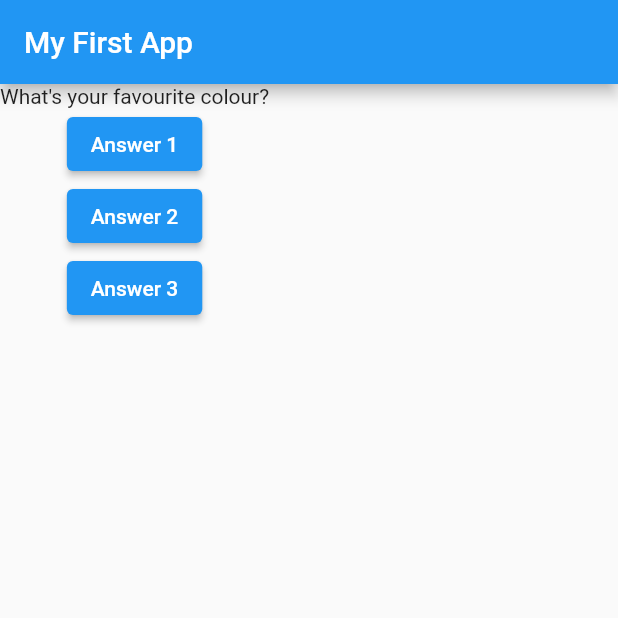
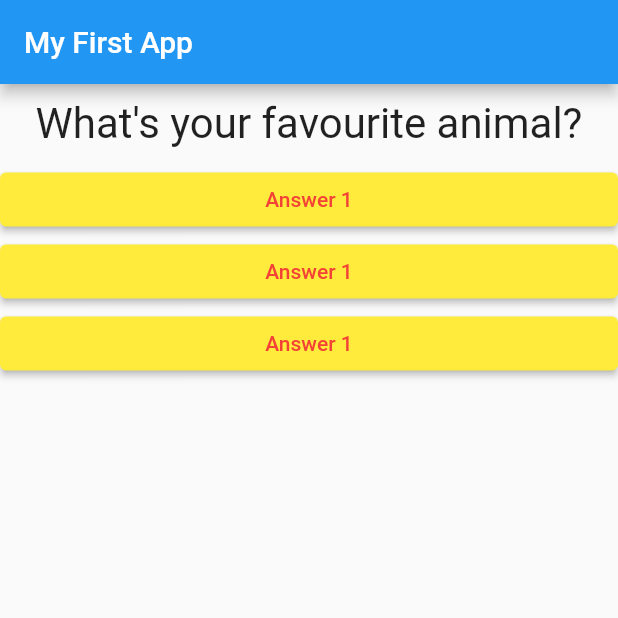
Before and after one commit to Freddy10035/simple-personality-app, a Flutter app: the screen it shows after launch, after a tap on "Answer 1", on a phone screen of 412 x 824 dp, the top half of it. Run offline on Flutter 3.47's test engine with Material 2 defaults, Android fonts, the phone set to English and light mode, and no system bars.

Commit message:
implemented mapping

```diff
--- /dev/null
+++ b/lib/answer.dart
@@ -0,0 +1,26 @@
+import 'dart:ui';
+
+import 'package:flutter/material.dart';
+
+class Answer extends StatelessWidget {
+//Answer({super.key});
+
+  final VoidCallback selectHandler;
+
+  Answer(this.selectHandler);
+
+  @override
+  Widget build(BuildContext context) {
+    return Container(
+      width: double.infinity,
+      child: ElevatedButton(
+        style: ElevatedButton.styleFrom(
+          foregroundColor: Colors.red,
+          backgroundColor: Colors.yellow,
+        ),
+        child: Text('Answer 1'),
+        onPressed: selectHandler,
+      ),
+    );
+  }
+}
--- a/lib/main.dart
+++ b/lib/main.dart
@@ -1,22 +1,46 @@
 import 'package:flutter/material.dart';
+import 'package:flutter_complete_guide/question.dart';
+import './answer.dart';
 
 void main(List<String> args) {
   runApp(MyApp());
 }
 
-class MyApp extends StatelessWidget {
-  var questionIndex = 0;
+class MyApp extends StatefulWidget {
+  @override
+  State<StatefulWidget> createState() {
+    // TODO: implement createState
+    return _MyAppState();
+    //throw UnimplementedError();
+  }
+}
 
-  void answerQuestions() {
-    questionIndex = questionIndex + 1;
+class _MyAppState extends State<MyApp> {
+  var _questionIndex = 0;
+
+  void _answerQuestions() {
+    setState(() {
+      _questionIndex = _questionIndex + 1;
+    });
     //print('Answer chosen!');
   }
 
   Widget build(BuildContext context) {
     var questions = [
-      'What\'s your favourite colour?',
-      'What\'s your favourite animal?',
+      {
+        'questionText': 'What\'s your favourite colour?',
+        'answers': ['black', 'blue', 'green', 'yellow']
+      },
+      {
+        'questionText': 'What\'s your favourite animal?',
+        'answers': ['dog', 'cat', 'cow', 'rabbit']
+      },
+      {
+        'questionText': 'Who\'s your favourite instructor?',
+        'answers': ['Doe', 'Jogn', 'Freddie', 'Dex']
+      },
     ];
+
     return MaterialApp(
       home: Scaffold(
         appBar: AppBar(
@@ -24,21 +48,12 @@ class MyApp extends StatelessWidget {
         ),
         body: Column(
           children: [
-            Text(
-              questions[0],
+            Question(
+              questions[_questionIndex] ['questionText'] as String,
             ),
-            ElevatedButton(
-              child: Text('Answer 1'),
-              onPressed: answerQuestions,
-            ),
-            ElevatedButton(
-              child: Text('Answer 2'),
-              onPressed: answerQuestions,
-            ),
-            ElevatedButton(
-              child: Text('Answer 3'),
-              onPressed: answerQuestions,
-            ),
+            Answer(_answerQuestions),
+            Answer(_answerQuestions),
+            Answer(_answerQuestions),
           ],
         ),
       ),
--- /dev/null
+++ b/lib/question.dart
@@ -0,0 +1,21 @@
+import 'package:flutter/cupertino.dart';
+
+class Question extends StatelessWidget {
+  //const Question({super.key});
+
+  final String questionText;
+  Question(this.questionText);
+
+  @override
+  Widget build(BuildContext context) {
+    return Container(
+      width: double.infinity,
+      margin: EdgeInsets.all(10),
+      child: Text(
+        questionText,
+        style: TextStyle(fontSize: 28),
+        textAlign: TextAlign.center,
+      ),
+    );
+  }
+}
```
Also changed, not shown: 1 other file.
